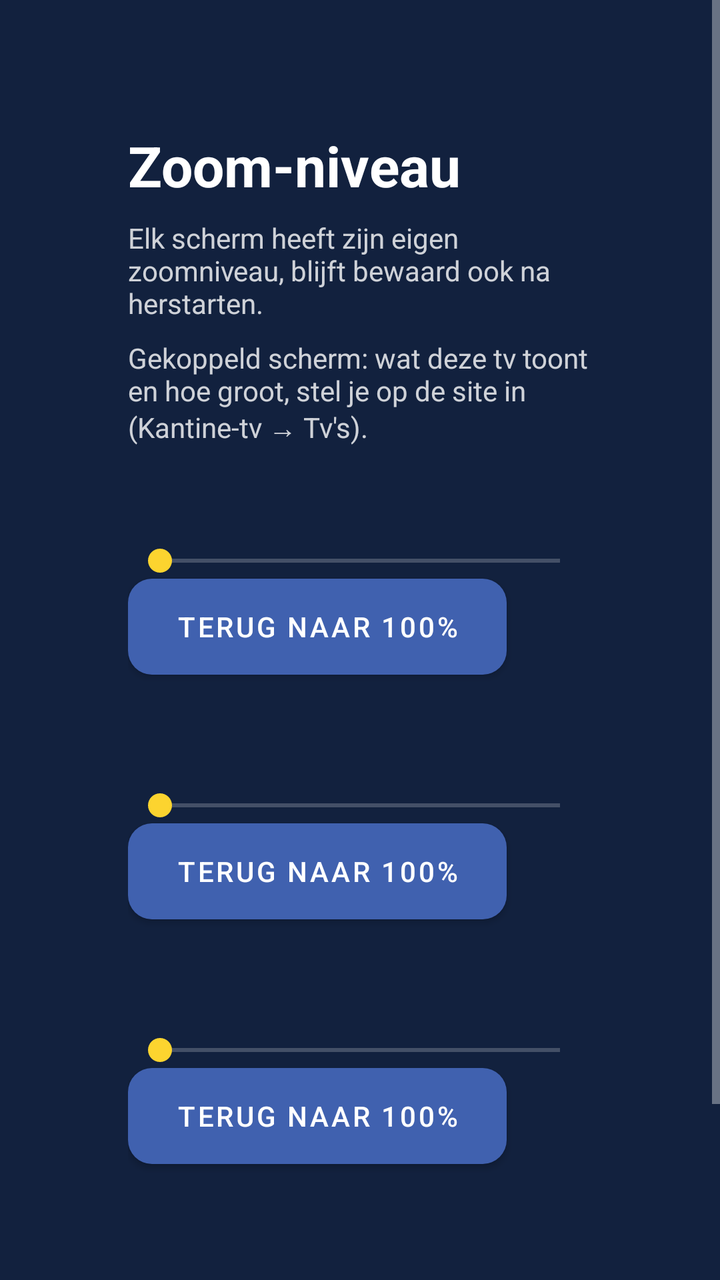
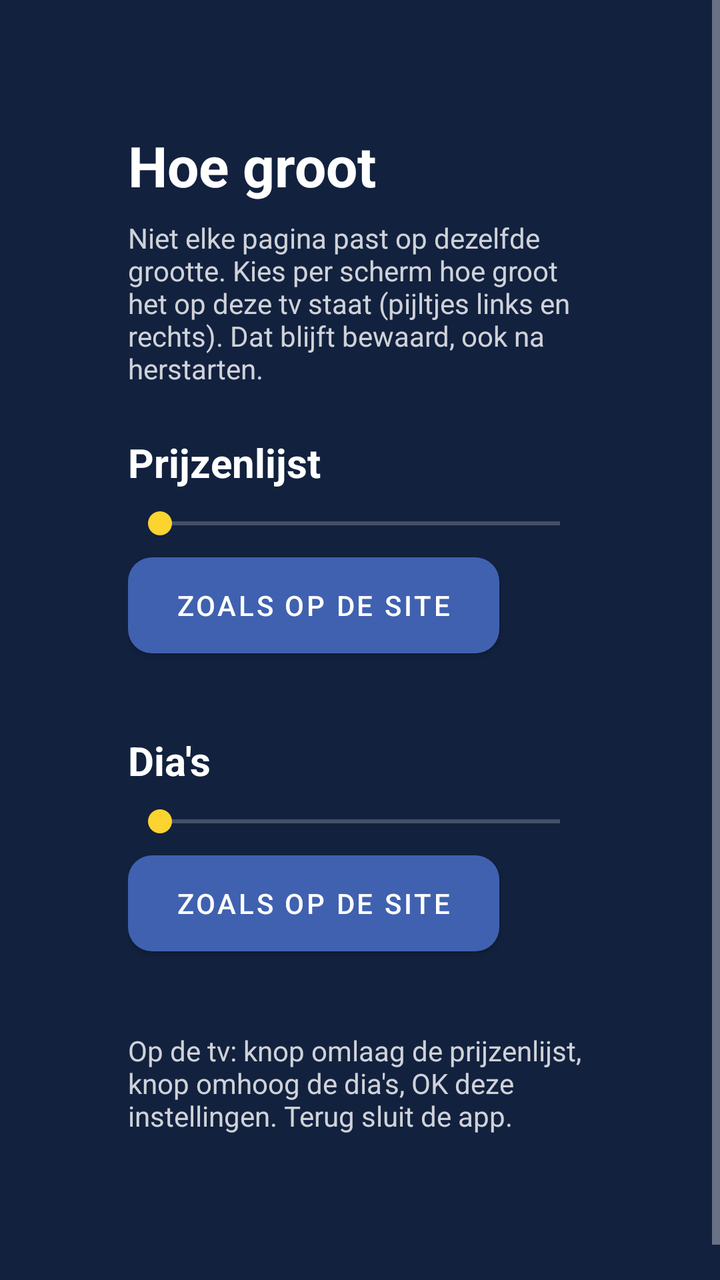

Before-and-after screenshots of an Android layout around one commit, followed by the original layout XML and the change that was made.
<!-- AndroidManifest.xml: activity theme Theme.KantineTv -->
<!-- res/layout/activity_settings.xml -->
<?xml version="1.0" encoding="utf-8"?>
<ScrollView xmlns:android="http://schemas.android.com/apk/res/android"
    xmlns:app="http://schemas.android.com/apk/res-auto"
    android:layout_width="match_parent"
    android:layout_height="match_parent"
    android:background="@color/achtergrond"
    android:fillViewport="true">

    <LinearLayout
        android:layout_width="match_parent"
        android:layout_height="wrap_content"
        android:orientation="vertical"
        android:padding="64dp">

        <TextView
            android:layout_width="wrap_content"
            android:layout_height="wrap_content"
            android:text="@string/zoom_titel"
            android:textColor="@color/wit"
            android:textSize="28sp"
            android:textStyle="bold" />

        <TextView
            android:layout_width="wrap_content"
            android:layout_height="wrap_content"
            android:layout_marginTop="8dp"
            android:layout_marginBottom="24dp"
            android:text="@string/zoom_uitleg"
            android:textColor="@color/wit"
            android:alpha="0.8" />

        <TextView
            android:layout_width="wrap_content"
            android:layout_height="wrap_content"
            android:layout_marginTop="-16dp"
            android:layout_marginBottom="24dp"
            android:text="@string/gekoppeld_uitleg"
            android:textColor="@color/wit"
            android:alpha="0.8" />

        
        <LinearLayout
            android:layout_width="match_parent"
            android:layout_height="wrap_content"
            android:gravity="center_vertical"
            android:orientation="horizontal">

            <TextView
                android:id="@+id/prijzenTitel"
                android:layout_width="0dp"
                android:layout_height="wrap_content"
                android:layout_weight="1"
                android:textColor="@color/wit"
                android:textSize="18sp"
                android:textStyle="bold" />

            <TextView
                android:id="@+id/prijzenZoomWaarde"
                android:layout_width="wrap_content"
                android:layout_height="wrap_content"
                android:textColor="@color/geel"
                android:textSize="18sp"
                android:textStyle="bold" />
        </LinearLayout>

        <SeekBar
            android:id="@+id/prijzenZoomSeekbar"
            android:layout_width="match_parent"
            android:layout_height="wrap_content"
            android:focusable="true"
            android:nextFocusDown="@id/prijzenZoomResetKnop" />

        <Button
            android:id="@+id/prijzenZoomResetKnop"
            android:layout_width="wrap_content"
            android:layout_height="wrap_content"
            android:layout_marginBottom="32dp"
            android:background="@drawable/tv_card_background"
            android:paddingHorizontal="24dp"
            android:text="@string/zoom_reset"
            android:textColor="@color/wit"
            android:nextFocusUp="@id/prijzenZoomSeekbar"
            android:nextFocusDown="@id/diasZoomSeekbar"
            app:backgroundTint="@null" />

        
        <LinearLayout
            android:layout_width="match_parent"
            android:layout_height="wrap_content"
            android:gravity="center_vertical"
            android:orientation="horizontal">

            <TextView
                android:id="@+id/diasTitel"
                android:layout_width="0dp"
                android:layout_height="wrap_content"
                android:layout_weight="1"
                android:textColor="@color/wit"
                android:textSize="18sp"
                android:textStyle="bold" />

            <TextView
                android:id="@+id/diasZoomWaarde"
                android:layout_width="wrap_content"
                android:layout_height="wrap_content"
                android:textColor="@color/geel"
                android:textSize="18sp"
                android:textStyle="bold" />
        </LinearLayout>

        <SeekBar
            android:id="@+id/diasZoomSeekbar"
            android:layout_width="match_parent"
            android:layout_height="wrap_content"
            android:focusable="true"
            android:nextFocusUp="@id/prijzenZoomResetKnop"
            android:nextFocusDown="@id/diasZoomResetKnop" />

        <Button
            android:id="@+id/diasZoomResetKnop"
            android:layout_width="wrap_content"
            android:layout_height="wrap_content"
            android:layout_marginBottom="32dp"
            android:background="@drawable/tv_card_background"
            android:paddingHorizontal="24dp"
            android:text="@string/zoom_reset"
            android:textColor="@color/wit"
            android:nextFocusUp="@id/diasZoomSeekbar"
            android:nextFocusDown="@id/gedeeldZoomSeekbar"
            app:backgroundTint="@null" />

        
        <LinearLayout
            android:layout_width="match_parent"
            android:layout_height="wrap_content"
            android:gravity="center_vertical"
            android:orientation="horizontal">

            <TextView
                android:id="@+id/gedeeldTitel"
                android:layout_width="0dp"
                android:layout_height="wrap_content"
                android:layout_weight="1"
                android:textColor="@color/wit"
                android:textSize="18sp"
                android:textStyle="bold" />

            <TextView
                android:id="@+id/gedeeldZoomWaarde"
                android:layout_width="wrap_content"
                android:layout_height="wrap_content"
                android:textColor="@color/geel"
                android:textSize="18sp"
                android:textStyle="bold" />
        </LinearLayout>

        <SeekBar
            android:id="@+id/gedeeldZoomSeekbar"
            android:layout_width="match_parent"
            android:layout_height="wrap_content"
            android:focusable="true"
            android:nextFocusUp="@id/diasZoomResetKnop"
            android:nextFocusDown="@id/gedeeldZoomResetKnop" />

        <Button
            android:id="@+id/gedeeldZoomResetKnop"
            android:layout_width="wrap_content"
            android:layout_height="wrap_content"
            android:background="@drawable/tv_card_background"
            android:paddingHorizontal="24dp"
            android:text="@string/zoom_reset"
            android:textColor="@color/wit"
            android:nextFocusUp="@id/gedeeldZoomSeekbar"
            android:nextFocusDown="@id/autoStartCheckbox"
            app:backgroundTint="@null" />

        <CheckBox
            android:id="@+id/autoStartCheckbox"
            android:layout_width="wrap_content"
            android:layout_height="wrap_content"
            android:layout_marginTop="48dp"
            android:text="@string/auto_start_label"
            android:textColor="@color/wit"
            android:nextFocusUp="@id/gedeeldZoomResetKnop" />

    </LinearLayout>
</ScrollView>
<!-- resources referenced by this layout -->
<resources>
  <color name="achtergrond">#12213E</color>
  <color name="geel">#FCD42F</color>
  <color name="wit">#FFFFFF</color>
  <!-- drawable tv_card_background (drawable) -->
  <?xml version="1.0" encoding="utf-8"?>
  <selector xmlns:android="http://schemas.android.com/apk/res/android">
      <item android:state_focused="true">
          <shape android:shape="rectangle">
              <solid android:color="@color/geel" />
              <corners android:radius="12dp" />
              <stroke android:width="4dp" android:color="@color/wit" />
          </shape>
      </item>
      <item>
          <shape android:shape="rectangle">
              <solid android:color="@color/blauw" />
              <corners android:radius="12dp" />
          </shape>
      </item>
  </selector>
  <string name="auto_start_label">Bij opstarten automatisch het laatst gebruikte scherm tonen</string>
  <string name="gekoppeld_uitleg">Gekoppeld scherm: wat deze tv toont en hoe groot, stel je op de site in (Kantine-tv → Tv\'s).</string>
  <string name="zoom_reset">Terug naar 100%</string>
  <string name="zoom_titel">Zoom-niveau</string>
  <string name="zoom_uitleg">Elk scherm heeft zijn eigen zoomniveau, blijft bewaard ook na herstarten.</string>
  <style name="Theme.KantineTv" parent="Theme.MaterialComponents.NoActionBar">
          <item name="colorPrimary">@color/blauw</item>
          <item name="colorPrimaryDark">@color/blauw_donker</item>
          <item name="colorAccent">@color/geel</item>
          <item name="android:windowBackground">@color/achtergrond</item>
          <item name="android:statusBarColor">@color/achtergrond</item>
      </style>
  <color name="blauw">#4061AF</color>
  <color name="blauw_donker">#2C4680</color>
</resources>

<!-- the commit's change to res/layout/activity_settings.xml (unified diff, before → after) -->
@@ -25,18 +25,9 @@
             android:layout_height="wrap_content"
             android:layout_marginTop="8dp"
             android:layout_marginBottom="24dp"
+            android:alpha="0.8"
             android:text="@string/zoom_uitleg"
-            android:textColor="@color/wit"
-            android:alpha="0.8" />
-
-        <TextView
-            android:layout_width="wrap_content"
-            android:layout_height="wrap_content"
-            android:layout_marginTop="-16dp"
-            android:layout_marginBottom="24dp"
-            android:text="@string/gekoppeld_uitleg"
-            android:textColor="@color/wit"
-            android:alpha="0.8" />
+            android:textColor="@color/wit" />
 
         
         <LinearLayout
@@ -46,142 +37,101 @@
             android:orientation="horizontal">
 
             <TextView
-                android:id="@+id/prijzenTitel"
                 android:layout_width="0dp"
                 android:layout_height="wrap_content"
                 android:layout_weight="1"
+                android:text="@string/prijzenlijst"
                 android:textColor="@color/wit"
-                android:textSize="18sp"
+                android:textSize="20sp"
                 android:textStyle="bold" />
 
             <TextView
-                android:id="@+id/prijzenZoomWaarde"
+                android:id="@+id/prijzenWaarde"
                 android:layout_width="wrap_content"
                 android:layout_height="wrap_content"
-                android:textColor="@color/geel"
-                android:textSize="18sp"
-                android:textStyle="bold" />
+                android:textColor="@color/wit"
+                android:textSize="20sp" />
         </LinearLayout>
 
         <SeekBar
-            android:id="@+id/prijzenZoomSeekbar"
+            android:id="@+id/prijzenSeekbar"
             android:layout_width="match_parent"
             android:layout_height="wrap_content"
-            android:focusable="true"
-            android:nextFocusDown="@id/prijzenZoomResetKnop" />
+            android:layout_marginTop="8dp"
+            android:nextFocusDown="@id/prijzenSiteKnop" />
 
         <Button
-            android:id="@+id/prijzenZoomResetKnop"
+            android:id="@+id/prijzenSiteKnop"
             android:layout_width="wrap_content"
             android:layout_height="wrap_content"
-            android:layout_marginBottom="32dp"
+            android:layout_marginTop="8dp"
             android:background="@drawable/tv_card_background"
             android:paddingHorizontal="24dp"
-            android:text="@string/zoom_reset"
+            android:text="@string/zoals_op_de_site"
             android:textColor="@color/wit"
-            android:nextFocusUp="@id/prijzenZoomSeekbar"
-            android:nextFocusDown="@id/diasZoomSeekbar"
+            android:nextFocusUp="@id/prijzenSeekbar"
+            android:nextFocusDown="@id/diasSeekbar"
             app:backgroundTint="@null" />
 
         
         <LinearLayout
             android:layout_width="match_parent"
             android:layout_height="wrap_content"
+            android:layout_marginTop="40dp"
             android:gravity="center_vertical"
             android:orientation="horizontal">
 
             <TextView
-                android:id="@+id/diasTitel"
                 android:layout_width="0dp"
                 android:layout_height="wrap_content"
                 android:layout_weight="1"
+                android:text="@string/dias"
                 android:textColor="@color/wit"
-                android:textSize="18sp"
+                android:textSize="20sp"
                 android:textStyle="bold" />
 
             <TextView
-                android:id="@+id/diasZoomWaarde"
+                android:id="@+id/diasWaarde"
                 android:layout_width="wrap_content"
                 android:layout_height="wrap_content"
-                android:textColor="@color/geel"
-                android:textSize="18sp"
-                android:textStyle="bold" />
+                android:textColor="@color/wit"
+                android:textSize="20sp" />
         </LinearLayout>
 
         <SeekBar
-            android:id="@+id/diasZoomSeekbar"
+            android:id="@+id/diasSeekbar"
             android:layout_width="match_parent"
             android:layout_height="wrap_content"
-            android:focusable="true"
-            android:nextFocusUp="@id/prijzenZoomResetKnop"
-            android:nextFocusDown="@id/diasZoomResetKnop" />
+            android:layout_marginTop="8dp"
+            android:nextFocusUp="@id/prijzenSiteKnop"
+            android:nextFocusDown="@id/diasSiteKnop" />
 
         <Button
-            android:id="@+id/diasZoomResetKnop"
+            android:id="@+id/diasSiteKnop"
             android:layout_width="wrap_content"
             android:layout_height="wrap_content"
-            android:layout_marginBottom="32dp"
+            android:layout_marginTop="8dp"
             android:background="@drawable/tv_card_background"
             android:paddingHorizontal="24dp"
-            android:text="@string/zoom_reset"
+            android:text="@string/zoals_op_de_site"
             android:textColor="@color/wit"
-            android:nextFocusUp="@id/diasZoomSeekbar"
-            android:nextFocusDown="@id/gedeeldZoomSeekbar"
+            android:nextFocusUp="@id/diasSeekbar"
             app:backgroundTint="@null" />
 
-        
-        <LinearLayout
-            android:layout_width="match_parent"
-            android:layout_height="wrap_content"
-            android:gravity="center_vertical"
-            android:orientation="horizontal">
-
-            <TextView
-                android:id="@+id/gedeeldTitel"
-                android:layout_width="0dp"
-                android:layout_height="wrap_content"
-                android:layout_weight="1"
-                android:textColor="@color/wit"
-                android:textSize="18sp"
-                android:textStyle="bold" />
-
-            <TextView
-                android:id="@+id/gedeeldZoomWaarde"
-                android:layout_width="wrap_content"
-                android:layout_height="wrap_content"
-                android:textColor="@color/geel"
-                android:textSize="18sp"
-                android:textStyle="bold" />
-        </LinearLayout>
-
-        <SeekBar
-            android:id="@+id/gedeeldZoomSeekbar"
-            android:layout_width="match_parent"
-            android:layout_height="wrap_content"
-            android:focusable="true"
-            android:nextFocusUp="@id/diasZoomResetKnop"
-            android:nextFocusDown="@id/gedeeldZoomResetKnop" />
-
-        <Button
-            android:id="@+id/gedeeldZoomResetKnop"
+        <TextView
             android:layout_width="wrap_content"
             android:layout_height="wrap_content"
-            android:background="@drawable/tv_card_background"
-            android:paddingHorizontal="24dp"
-            android:text="@string/zoom_reset"
-            android:textColor="@color/wit"
-            android:nextFocusUp="@id/gedeeldZoomSeekbar"
-            android:nextFocusDown="@id/autoStartCheckbox"
-            app:backgroundTint="@null" />
+            android:layout_marginTop="40dp"
+            android:alpha="0.8"
+            android:text="@string/knoppen_uitleg"
+            android:textColor="@color/wit" />
 
-        <CheckBox
-            android:id="@+id/autoStartCheckbox"
+        <TextView
+            android:id="@+id/versie"
             android:layout_width="wrap_content"
             android:layout_height="wrap_content"
-            android:layout_marginTop="48dp"
-            android:text="@string/auto_start_label"
-            android:textColor="@color/wit"
-            android:nextFocusUp="@id/gedeeldZoomResetKnop" />
-
+            android:layout_marginTop="8dp"
+            android:alpha="0.6"
+            android:textColor="@color/wit" />
     </LinearLayout>
 </ScrollView>
<!-- resource entries referenced after the edit -->
@@ -20,11 +20,12 @@
           </shape>
       </item>
   </selector>
-  <string name="auto_start_label">Bij opstarten automatisch het laatst gebruikte scherm tonen</string>
-  <string name="gekoppeld_uitleg">Gekoppeld scherm: wat deze tv toont en hoe groot, stel je op de site in (Kantine-tv → Tv\'s).</string>
-  <string name="zoom_reset">Terug naar 100%</string>
-  <string name="zoom_titel">Zoom-niveau</string>
-  <string name="zoom_uitleg">Elk scherm heeft zijn eigen zoomniveau, blijft bewaard ook na herstarten.</string>
+  <string name="dias">Dia\'s</string>
+  <string name="knoppen_uitleg">Op de tv: knop omlaag de prijzenlijst, knop omhoog de dia\'s, OK deze instellingen. Terug sluit de app.</string>
+  <string name="prijzenlijst">Prijzenlijst</string>
+  <string name="zoals_op_de_site">Zoals op de site</string>
+  <string name="zoom_titel">Hoe groot</string>
+  <string name="zoom_uitleg">Niet elke pagina past op dezelfde grootte. Kies per scherm hoe groot het op deze tv staat (pijltjes links en rechts). Dat blijft bewaard, ook na herstarten.</string>
   <style name="Theme.KantineTv" parent="Theme.MaterialComponents.NoActionBar">
           <item name="colorPrimary">@color/blauw</item>
           <item name="colorPrimaryDark">@color/blauw_donker</item>
